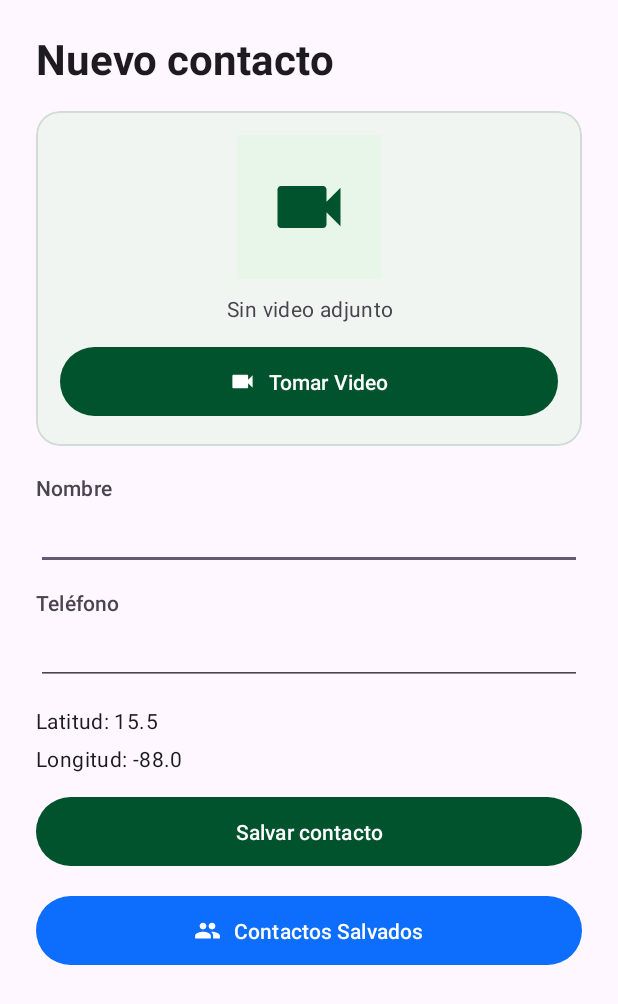
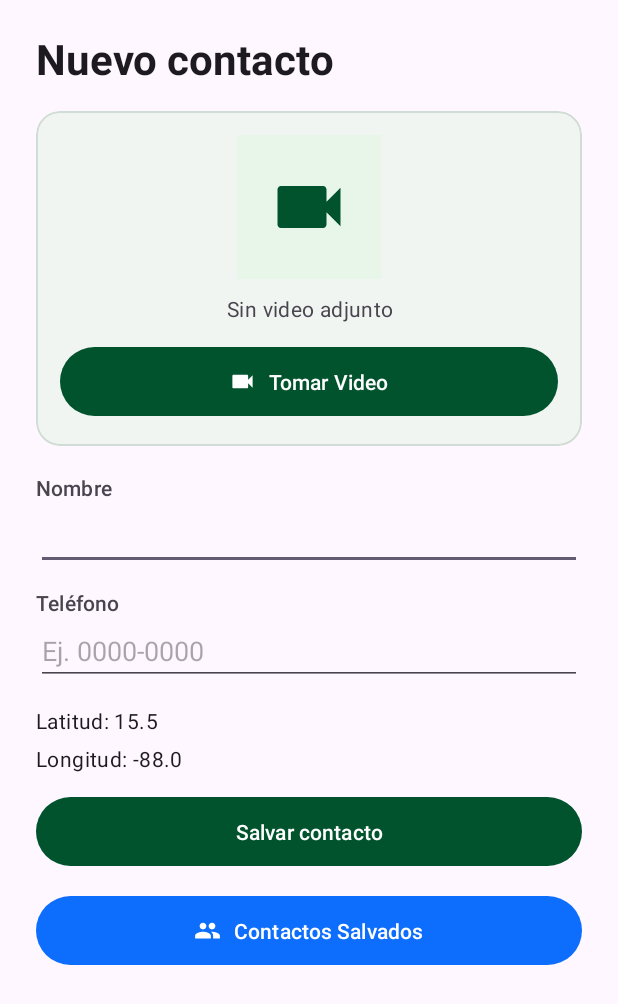
Before and after one commit to williambanegas/Examen2Parcial_Grupo3, an Android app: the screen it shows after launch (MainActivity), on a phone screen of 412 x 824 dp. Shown: the top 1004 px of the screen. Run offline under Robolectric (Android 15) with nearby library versions, the phone set to English and light mode, and no system bars.

Commit message:
Validar teléfono en nuevo contacto

```diff
--- a/app/src/main/res/layout/activity_main.xml
+++ b/app/src/main/res/layout/activity_main.xml
@@ -155,7 +155,7 @@
             android:layout_width="match_parent"
             android:layout_height="wrap_content"
             android:inputType="phone"
-            android:maxLength="30"
+            android:hint="@string/contacto_telefono_ejemplo"
             android:maxLines="1"
             android:singleLine="true" />
 
--- a/app/src/main/res/values/contacto_strings.xml
+++ b/app/src/main/res/values/contacto_strings.xml
@@ -21,6 +21,8 @@
     <string name="contacto_reintentar">Reintentar</string>
     <string name="contacto_falta_nombre">Escribe el nombre.</string>
     <string name="contacto_falta_telefono">Escribe el teléfono.</string>
+    <string name="contacto_telefono_invalido">Escribe 8 dígitos de Honduras. Puedes incluir el prefijo +504.</string>
+    <string name="contacto_telefono_ejemplo">Ej. 0000-0000</string>
     <string name="contacto_falta_ubicacion">Falta la ubicación del contacto.</string>
     <string name="contacto_video_requerido">Adjunta un video para guardar el contacto.</string>
     <string name="contacto_guardando">Guardando contacto…</string>
```
Also changed, not shown: app/src/main/java/com/grupo3/examen/MainActivity.java (+18 -1 lines).
